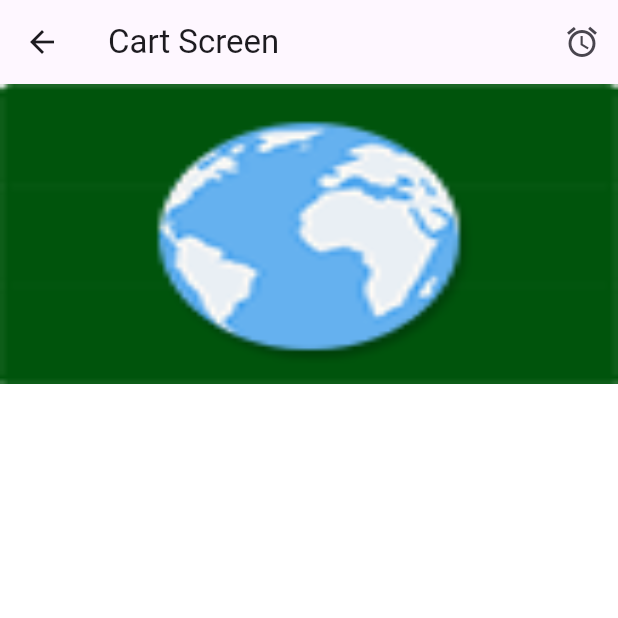
After one commit to mohamednour2020/goo4, a Flutter app: the CartScreen screen opened directly, on a phone screen of 412 x 824 dp, the top half of it. The commit adds this screen. Run offline on Flutter 3.47's test engine with Material 3 defaults, Android fonts, the phone set to English and light mode, and no system bars.

Commit message:
navigation and data pass

```diff
--- a/lib/main.dart
+++ b/lib/main.dart
@@ -1,7 +1,6 @@
 import 'package:flutter/material.dart';
-import 'package:goo4/screens/home_screen.dart';
+import 'presentation/screens/login_screen.dart';
 
-import 'screens/login_screen.dart';
 
 void main() {
   runApp(const MyApp());
--- /dev/null
+++ b/lib/presentation/screens/cart_screen.dart
@@ -0,0 +1,38 @@
+import 'package:flutter/material.dart';
+import 'package:goo4/presentation/screens/profile_screen.dart';
+
+class CartScreen extends StatelessWidget {
+  final String imagePath;
+
+  const CartScreen({super.key, required this.imagePath});
+
+  @override
+  Widget build(BuildContext context) {
+    return Scaffold(
+      appBar: AppBar(
+        title: Text("Cart Screen"),
+        actions: [
+          IconButton(
+            onPressed: () {
+              Navigator.pushReplacement(
+                context,
+                MaterialPageRoute(builder: (builder) => ProfileScreen()),
+              );
+            },
+            icon: Icon(Icons.access_alarms_sharp),
+          ),
+        ],
+      ),
+      body: Column(
+        children: [
+          Image.asset(
+            imagePath,
+            height: 200,
+            fit: BoxFit.fill,
+            width: MediaQuery.of(context).size.width,
+          ),
+        ],
+      ),
+    );
+  }
+}
```
Also changed, not shown: lib/presentation/custom_widgets/custom_button.dart (added, +28 -0 lines), lib/presentation/screens/home_screen.dart (renamed from lib/screens/home_screen.dart, +8 -1 lines), lib/presentation/screens/login_screen.dart (renamed from lib/screens/login_screen.dart, +20 -30 lines), lib/presentation/screens/profile_screen.dart (added, +14 -0 lines).
